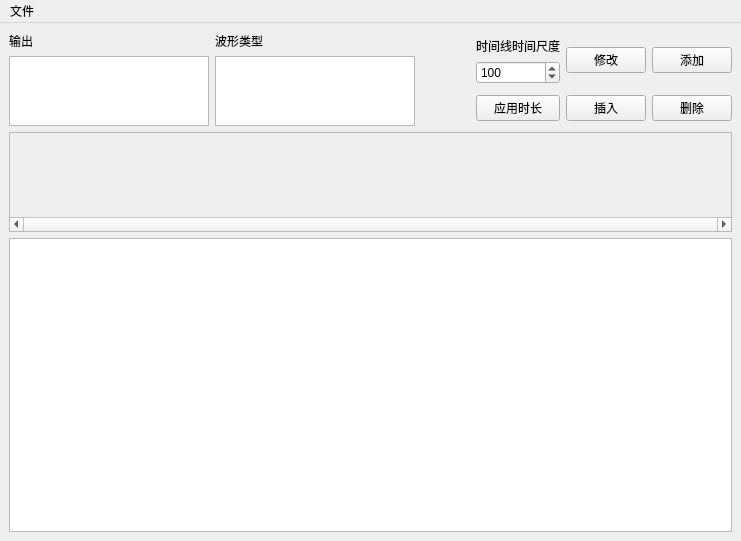
Old version of the form ControlFrontend/ControlPanel.ui in the repository Xiehuif/Control-Panel-For-Atomic-Experiment.
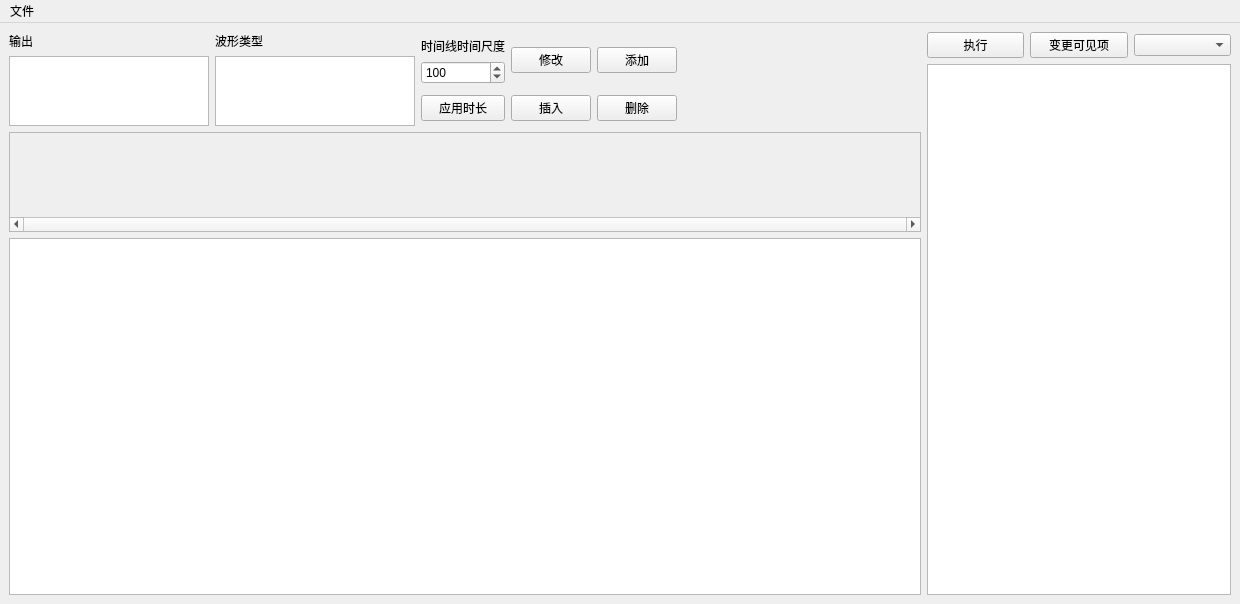
New version of the form.

Commit message:
New file for button logic;
Finished demo template;

Reconstruct WaveData: now duration will be derived by parameters through the function defined in device class, and will not be storaged by a single varible with specific value that can not be changed once the duration is registered

With the reconstruction of WaveData, other class used with WaveData to support the function has been modified to adapt the change

Add HTMLGen. and CheckSelect. class to support new function
1. New log interface
2. Read/Write device to the specific file to persist data

Patch:
```diff
--- a/ControlFrontend/ControlPanel.ui
+++ b/ControlFrontend/ControlPanel.ui
@@ -9,8 +9,8 @@
    <rect>
     <x>0</x>
     <y>0</y>
-    <width>741</width>
-    <height>541</height>
+    <width>1240</width>
+    <height>604</height>
    </rect>
   </property>
   <property name="sizePolicy">
@@ -23,7 +23,9 @@
    <string>MainWindow</string>
   </property>
   <widget class="QWidget" name="centralwidget">
-   <layout class="QVBoxLayout" name="verticalLayout_4" stretch="1,9">
+   <layout class="QHBoxLayout" name="horizontalLayout_3" stretch="3,1">
+    <item>
+     <layout class="QVBoxLayout" name="WaveDisplayLayout">
     <item>
      <layout class="QHBoxLayout" name="SelectorLayout">
       <item>
@@ -84,20 +86,21 @@
        </layout>
       </item>
       <item>
-       <spacer name="horizontalSpacer">
-        <property name="orientation">
-         <enum>Qt::Horizontal</enum>
-        </property>
-        <property name="sizeHint" stdset="0">
-         <size>
-          <width>40</width>
-          <height>20</height>
-         </size>
-        </property>
-       </spacer>
-      </item>
-      <item>
-       <layout class="QGridLayout" name="operationBtnLaypout">
+         <layout class="QGridLayout" name="operationBtnLayout">
+          <item row="1" column="0">
+           <widget class="QPushButton" name="ApplyTimescaleBtn">
+            <property name="text">
+             <string>应用时长</string>
+            </property>
+           </widget>
+          </item>
+          <item row="0" column="2">
+           <widget class="QPushButton" name="AddOperationBtn">
+            <property name="text">
+             <string>添加</string>
+            </property>
+           </widget>
+          </item>
         <item row="0" column="1">
          <widget class="QPushButton" name="ModifyOperationBtn">
           <property name="enabled">
@@ -108,16 +111,6 @@
           </property>
          </widget>
         </item>
-        <item row="1" column="1">
-         <widget class="QPushButton" name="InsertOperationBtn">
-          <property name="enabled">
-           <bool>true</bool>
-          </property>
-          <property name="text">
-           <string>插入</string>
-          </property>
-         </widget>
-        </item>
         <item row="1" column="2">
          <widget class="QPushButton" name="DeleteOperationBtn">
           <property name="text">
@@ -125,22 +118,18 @@
           </property>
          </widget>
         </item>
-        <item row="0" column="2">
-         <widget class="QPushButton" name="AddOperationBtn">
-          <property name="text">
-           <string>添加</string>
-          </property>
-         </widget>
-        </item>
-        <item row="1" column="0">
-         <widget class="QPushButton" name="ApplyTimescaleBtn">
+          <item row="1" column="1">
+           <widget class="QPushButton" name="InsertOperationBtn">
+            <property name="enabled">
+             <bool>true</bool>
+            </property>
           <property name="text">
-           <string>应用时长</string>
+             <string>插入</string>
           </property>
          </widget>
         </item>
         <item row="0" column="0">
-         <layout class="QVBoxLayout" name="verticalLayout_2">
+           <layout class="QVBoxLayout" name="TimelineRescaleLayout">
           <item>
            <widget class="QLabel" name="TimescaleLabel">
             <property name="text">
@@ -162,10 +151,23 @@
         </item>
        </layout>
       </item>
+        <item>
+         <spacer name="horizontalSpacer">
+          <property name="orientation">
+           <enum>Qt::Horizontal</enum>
+          </property>
+          <property name="sizeHint" stdset="0">
+           <size>
+            <width>40</width>
+            <height>20</height>
+           </size>
+          </property>
+         </spacer>
+        </item>
      </layout>
     </item>
     <item>
-     <layout class="QVBoxLayout" name="TimelineDisplayLayout" stretch="2,10">
+       <layout class="QVBoxLayout" name="TimelineDisplayLayout" stretch="0,0">
       <item>
        <widget class="QScrollArea" name="TimeLine">
         <property name="enabled">
@@ -197,7 +199,7 @@
           <rect>
            <x>0</x>
            <y>0</y>
-           <width>719</width>
+             <width>906</width>
            <height>81</height>
           </rect>
          </property>
@@ -210,13 +212,56 @@
      </layout>
     </item>
    </layout>
+    </item>
+    <item>
+     <layout class="QVBoxLayout" name="ExecuteLayout">
+      <item>
+       <layout class="QHBoxLayout" name="ExecuteInteractionLayout">
+        <item>
+         <widget class="QPushButton" name="ExecuteOperationBtn">
+          <property name="enabled">
+           <bool>true</bool>
+          </property>
+          <property name="text">
+           <string>执行</string>
+          </property>
+         </widget>
+        </item>
+        <item>
+         <widget class="QPushButton" name="LogInfoTransparencySettingBtn">
+          <property name="text">
+           <string>变更可见项</string>
+          </property>
+         </widget>
+        </item>
+        <item>
+         <widget class="QComboBox" name="LogType"/>
+        </item>
+       </layout>
+      </item>
+      <item>
+       <widget class="QTextBrowser" name="LogBrowser">
+        <property name="sizePolicy">
+         <sizepolicy hsizetype="Expanding" vsizetype="Expanding">
+          <horstretch>0</horstretch>
+          <verstretch>0</verstretch>
+         </sizepolicy>
+        </property>
+        <property name="textInteractionFlags">
+         <set>Qt::NoTextInteraction</set>
+        </property>
+       </widget>
+      </item>
+     </layout>
+    </item>
+   </layout>
   </widget>
   <widget class="QMenuBar" name="menuBar">
    <property name="geometry">
     <rect>
      <x>0</x>
      <y>0</y>
-     <width>741</width>
+     <width>1240</width>
      <height>21</height>
     </rect>
    </property>
```
Lines whose indentation alone changed are shown as unchanged. The commit also changes 17 other files.
